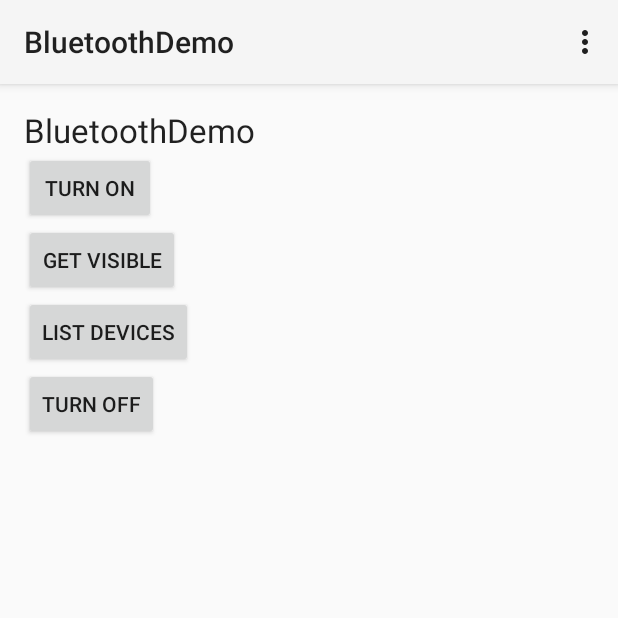
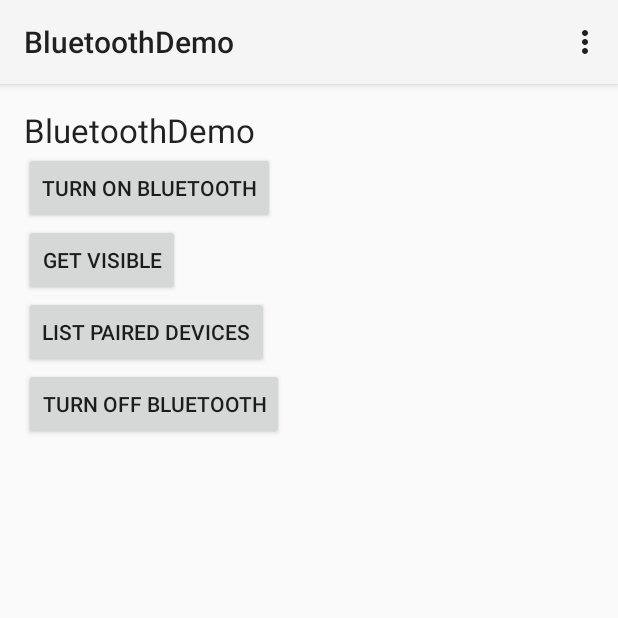
Before and after one commit to paikyunki/bluetooth, an Android app: the screen it shows after launch (MainActivity), on a phone screen of 412 x 824 dp, the top half of it. Run offline under Robolectric (Android 15) with nearby library versions, the phone set to English and light mode, and no system bars.

Commit message:
some modifications hehe

```diff
--- a/app/src/main/res/layout/activity_main.xml
+++ b/app/src/main/res/layout/activity_main.xml
@@ -33,8 +33,9 @@
                 android:id="@+id/button1"
                 android:layout_width="wrap_content"
                 android:layout_height="wrap_content"
-                android:onClick="on"
-                android:text="Turn on" />
+                android:onClick="turnOnBluetooth"
+                android:text="Turn on Bluetooth"
+                android:nestedScrollingEnabled="true" />
 
             <Button
                 android:id="@+id/button2"
@@ -48,14 +49,14 @@
                 android:layout_width="wrap_content"
                 android:layout_height="wrap_content"
                 android:onClick="list"
-                android:text="List Devices" />
+                android:text="List Paired Devices" />
 
             <Button
                 android:id="@+id/button4"
                 android:layout_width="wrap_content"
                 android:layout_height="wrap_content"
                 android:onClick="off"
-                android:text="Turn Off" />
+                android:text="Turn Off Bluetooth" />
 
             <ListView
                 android:id="@+id/listView1"
```
